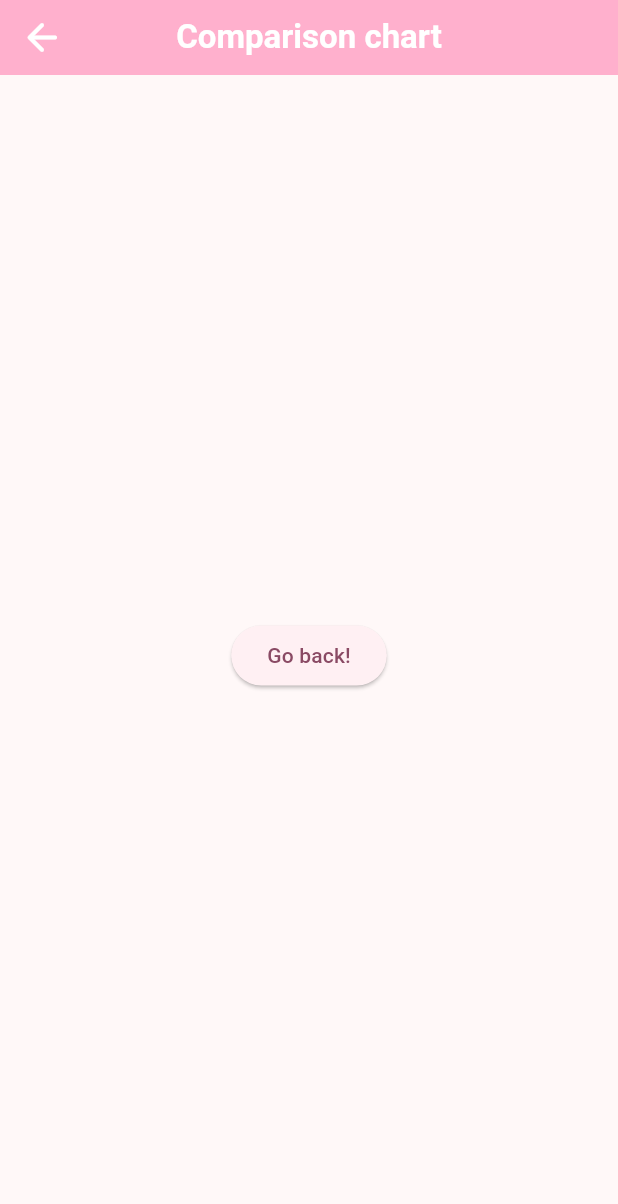
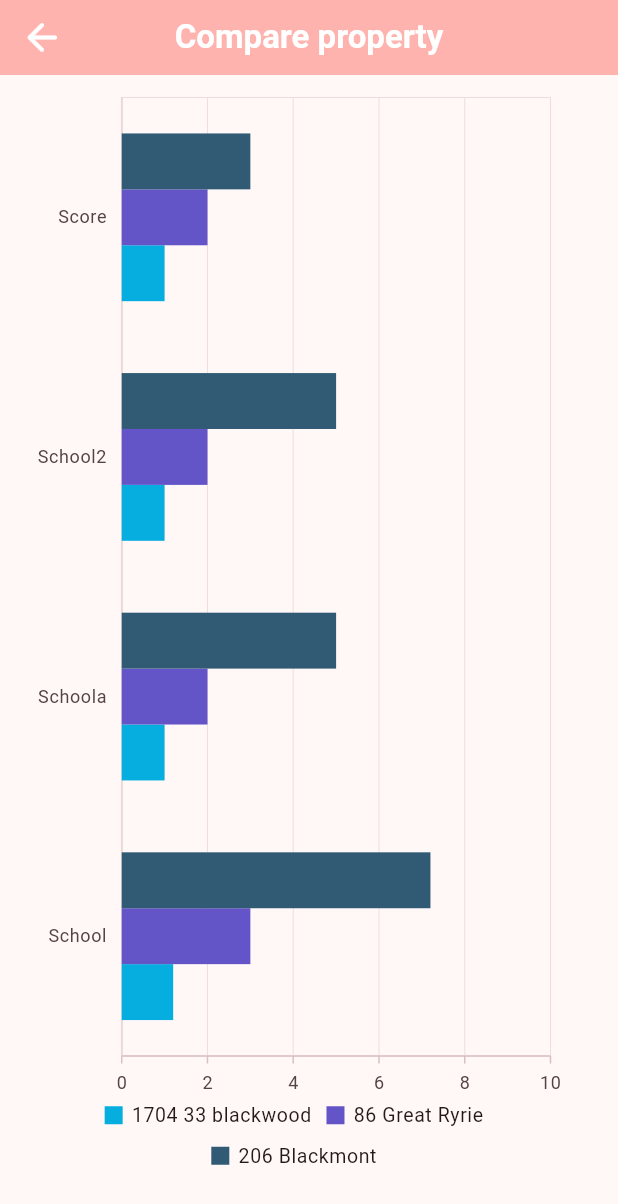
Before and after one commit to jackytsheng/house-value-evaluator, a Flutter app: the CompareRoute screen opened directly, on a phone screen of 412 x 824 dp. Shown: the top 1204 px of the screen. Run offline on Flutter 3.47's test engine with Material 2 defaults, Android fonts, the phone set to English and light mode, and no system bars; our stand-ins replace shared_preferences, syncfusion_flutter_charts; accounts and stored records are empty.

Commit message:
add comparison page

```diff
--- a/lib/components/house_card.dart
+++ b/lib/components/house_card.dart
@@ -44,12 +44,14 @@ class HouseCard extends StatelessWidget {
           shadowColor: Theme.of(context).colorScheme.background,
           surfaceTintColor: Theme.of(context).colorScheme.onPrimary,
           child: Container(
+              height: 120,
               padding: const EdgeInsets.all(16.0),
               child: Column(
                 children: <Widget>[
                   Text(address,
+                      textAlign: TextAlign.center,
                       style: const TextStyle(fontWeight: FontWeight.bold)),
-                  const SizedBox(height: 50),
+                  const Spacer(),
                   Row(
                     mainAxisAlignment: MainAxisAlignment.spaceBetween,
                     children: <Widget>[
--- a/lib/main.dart
+++ b/lib/main.dart
@@ -20,7 +20,7 @@ class MyApp extends StatelessWidget {
     return MaterialApp(
       title: 'Home Value Evaluator',
       theme: ThemeData(
-        colorScheme: ColorScheme.fromSeed(seedColor: Colors.pink.shade100),
+        colorScheme: ColorScheme.fromSeed(seedColor: Color(0xffe4012b)),
         useMaterial3: true,
       ),
       home: const MyHomePage(title: 'Home Value Evaluator'),
@@ -73,8 +73,8 @@ class _MyHomePageState extends State<MyHomePage> {
                 ),
                 HouseCard(
                   address: "1704 33 Blackwood Street, North Melbourne",
-                  overallScore: 3.05,
-                  price: Price(PriceState.sold, 660000),
+                  overallScore: 4.05,
+                  price: Price(PriceState.sold, 550000),
                   propertyType: PropertyType.apartment,
                 ),
                 HouseCard(
@@ -125,7 +125,7 @@ class _MyHomePageState extends State<MyHomePage> {
                     Navigator.push(
                         context,
                         MaterialPageRoute(
-                            builder: (context) => const CompareRoute()));
+                            builder: (context) => CompareRoute()));
                   },
                 ),
                 IconButton(
--- a/lib/route/compare_route.dart
+++ b/lib/route/compare_route.dart
@@ -1,21 +1,120 @@
 import 'package:flutter/material.dart';
 import 'package:house_evaluator/components/themed_app_bar.dart';
+import 'package:syncfusion_flutter_charts/charts.dart';
+// import 'package:syncfusion_flutter_charts/charts.dart';
+// class House {
+//   final String name;
+//   final double traffic;
+//   final double condition;
 
+//   House({required this.name, required this.traffic, required this.condition});
+// }
+// List<House> houses = [
+//   House(name: 'House 1', traffic: 5, condition: 10),
+//   House(name: 'House 2', traffic: 10, condition: 9),
+// ];
 class CompareRoute extends StatelessWidget {
   const CompareRoute({super.key});
 
   @override
   Widget build(BuildContext context) {
+    final List<ChartData> chartData = [
+      ChartData('School', 1.2, 3, 7.2, 2, 2, 2, 2, 2, 2, 2, 2),
+      ChartData('Schoola', 1, 2, 5, 2, 2, 2, 2, 2, 2, 2, 2),
+      ChartData('School2', 1, 2, 5, 2, 2, 2, 2, 2, 2, 2, 2),
+      ChartData('Score', 1, 2, 3, 2, 2, 2, 2, 2, 2, 2, 2),
+    ];
     return Scaffold(
-      appBar: const ThemedAppBar(title: "Comparison chart"),
-      body: Center(
-        child: ElevatedButton(
-          onPressed: () {
-            Navigator.pop(context);
-          },
-          child: const Text('Go back!'),
-        ),
-      ),
-    );
+        appBar: const ThemedAppBar(title: "Compare property"),
+        body: Center(
+            child: Padding(
+                padding: const EdgeInsets.all(10),
+                child: SfCartesianChart(
+                    margin: const EdgeInsets.only(
+                        top: 5, bottom: 30, left: 15, right: 35),
+                    primaryYAxis: NumericAxis(minimum: 0, maximum: 10),
+                    primaryXAxis: CategoryAxis(
+                        labelRotation: 90,
+                        majorTickLines: const MajorTickLines(width: 0),
+                        majorGridLines: const MajorGridLines(width: 0)),
+                    isTransposed: true,
+                    tooltipBehavior: TooltipBehavior(enable: true),
+                    legend: Legend(
+                      isVisible: true,
+                    ),
+                    selectionType: SelectionType.series,
+                    trackballBehavior: TrackballBehavior(
+                        lineWidth: 0,
+                        tooltipDisplayMode: TrackballDisplayMode.groupAllPoints,
+                        enable: true,
+                        markerSettings: const TrackballMarkerSettings(
+                            borderWidth: 5,
+                            markerVisibility: TrackballVisibilityMode.visible)),
+                    series: <CartesianSeries>[
+                      ColumnSeries<ChartData, String>(
+                          dataSource: chartData,
+                          name: "1704 33 blackwood",
+                          xValueMapper: (ChartData data, _) => data.x,
+                          yValueMapper: (ChartData data, _) => data.y),
+                      ColumnSeries<ChartData, String>(
+                          dataSource: chartData,
+                          name: "86 Great Ryrie",
+                          xValueMapper: (ChartData data, _) => data.x,
+                          yValueMapper: (ChartData data, _) => data.y1),
+                      ColumnSeries<ChartData, String>(
+                          dataSource: chartData,
+                          name: "206 Blackmont",
+                          xValueMapper: (ChartData data, _) => data.x,
+                          yValueMapper: (ChartData data, _) => data.y2),
+                      // ColumnSeries<ChartData, String>(
+                      //     dataSource: chartData,
+                      //     xValueMapper: (ChartData data, _) => data.x,
+                      //     yValueMapper: (ChartData data, _) => data.y2),
+                      // ColumnSeries<ChartData, String>(
+                      //     dataSource: chartData,
+                      //     xValueMapper: (ChartData data, _) => data.x,
+                      //     yValueMapper: (ChartData data, _) => data.y1),
+                      // ColumnSeries<ChartData, String>(
+                      //     dataSource: chartData,
+                      //     xValueMapper: (ChartData data, _) => data.x,
+                      //     yValueMapper: (ChartData data, _) => data.y2),
+                      // ColumnSeries<ChartData, String>(
+                      //     dataSource: chartData,
+                      //     xValueMapper: (ChartData data, _) => data.x,
+                      //     yValueMapper: (ChartData data, _) => data.y2),
+                      // ColumnSeries<ChartData, String>(
+                      //     dataSource: chartData,
+                      //     xValueMapper: (ChartData data, _) => data.x,
+                      //     yValueMapper: (ChartData data, _) => data.y1),
+                      // ColumnSeries<ChartData, String>(
+                      //     dataSource: chartData,
+                      //     xValueMapper: (ChartData data, _) => data.x,
+                      //     yValueMapper: (ChartData data, _) => data.y1),
+                      // ColumnSeries<ChartData, String>(
+                      //     dataSource: chartData,
+                      //     xValueMapper: (ChartData data, _) => data.x,
+                      //     yValueMapper: (ChartData data, _) => data.y2),
+                      // ColumnSeries<ChartData, String>(
+                      //     dataSource: chartData,
+                      //     xValueMapper: (ChartData data, _) => data.x,
+                      //     yValueMapper: (ChartData data, _) => data.y2)
+                    ]))));
   }
 }
+
+class ChartData {
+  ChartData(this.x, this.y, this.y1, this.y2, this.y3, this.y4, this.y5,
+      this.y6, this.y7, this.y8, this.y9, this.y10);
+  final String x;
+  final double? y;
+  final double? y1;
+  final double? y2;
+  final double? y3;
+  final double? y4;
+  final double? y5;
+  final double? y6;
+  final double? y7;
+  final double? y8;
+  final double? y9;
+  final double? y10;
+}
--- a/pubspec.yaml
+++ b/pubspec.yaml
@@ -37,6 +37,7 @@ dependencies:
   cupertino_icons: ^1.0.2
   shared_preferences: ^2.1.1
   intl: ^0.18.1
+  syncfusion_flutter_charts: ^21.2.6
 
 dev_dependencies:
   flutter_test:
```
Also changed, not shown: pubspec.lock, 1 other file.
